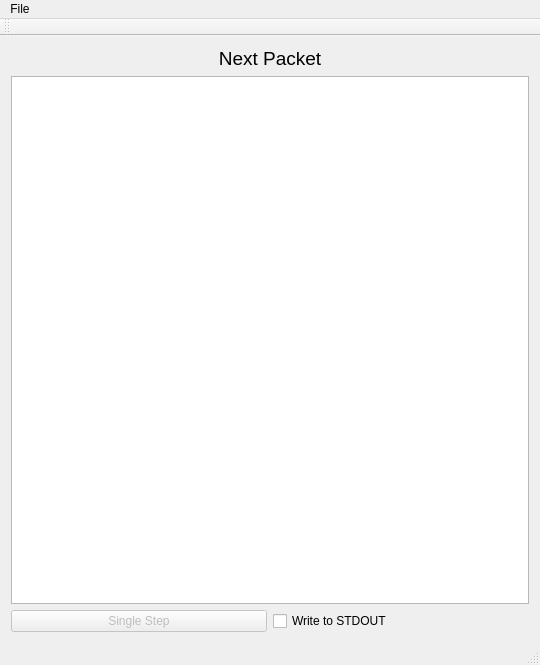
This is tools/QParser/mainwindow.ui in ADARA-Neutrons/adara as Qt 5 draws it before an edit. The edited form follows.
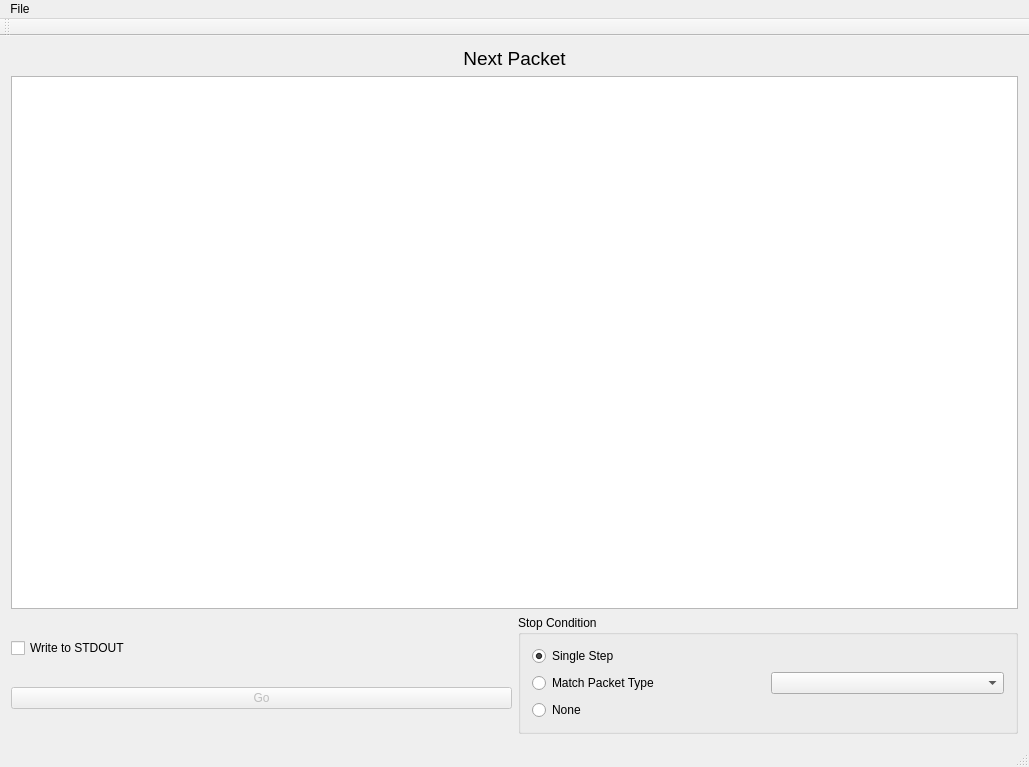
This is the edited form.

Commit message:
Adding more functionality to QParser
Can now run until a particular packet type.  Also, end-of-file detection
works (at least for real disk files.  In some other cases, it can
probably be fooled.)

Diff of the .ui file:
```diff
--- a/tools/QParser/mainwindow.ui
+++ b/tools/QParser/mainwindow.ui
@@ -9,20 +9,15 @@
    <rect>
     <x>0</x>
     <y>0</y>
-    <width>540</width>
-    <height>665</height>
+    <width>1029</width>
+    <height>767</height>
    </rect>
   </property>
   <property name="windowTitle">
    <string>MainWindow</string>
   </property>
   <widget class="QWidget" name="centralWidget">
-   <layout class="QGridLayout" name="gridLayout">
-    <item row="0" column="0">
-     <layout class="QVBoxLayout" name="verticalLayout">
-      <property name="sizeConstraint">
-       <enum>QLayout::SetMinimumSize</enum>
-      </property>
+   <layout class="QVBoxLayout" name="verticalLayout_3">
       <item>
        <widget class="QLabel" name="label">
         <property name="font">
@@ -46,17 +41,9 @@
        </widget>
       </item>
       <item>
-       <layout class="QHBoxLayout" name="horizontalLayout">
+     <layout class="QHBoxLayout" name="horizontalLayout_2">
         <item>
-         <widget class="QPushButton" name="stepBtn">
-          <property name="enabled">
-           <bool>false</bool>
-          </property>
-          <property name="text">
-           <string>Single Step</string>
-          </property>
-         </widget>
-        </item>
+       <layout class="QVBoxLayout" name="verticalLayout_2">
         <item>
          <widget class="QCheckBox" name="stdoutChk">
           <property name="text">
@@ -64,8 +51,58 @@
           </property>
          </widget>
         </item>
+        <item>
+         <widget class="QPushButton" name="goBtn">
+          <property name="enabled">
+           <bool>false</bool>
+          </property>
+          <property name="text">
+           <string>Go</string>
+          </property>
+         </widget>
+        </item>
        </layout>
       </item>
+      <item>
+       <widget class="QGroupBox" name="groupBox">
+        <property name="title">
+         <string>Stop Condition</string>
+        </property>
+        <layout class="QVBoxLayout" name="verticalLayout">
+         <item>
+          <widget class="QRadioButton" name="oneStepRB">
+           <property name="text">
+            <string>Single Step</string>
+           </property>
+           <property name="checked">
+            <bool>true</bool>
+           </property>
+          </widget>
+         </item>
+         <item>
+          <layout class="QHBoxLayout" name="horizontalLayout">
+           <item>
+            <widget class="QRadioButton" name="pktTypeRB">
+             <property name="text">
+              <string>Match Packet Type</string>
+             </property>
+            </widget>
+           </item>
+           <item>
+            <widget class="QComboBox" name="pktTypeCombo"/>
+           </item>
+          </layout>
+         </item>
+         <item>
+          <widget class="QRadioButton" name="noStopRB">
+           <property name="text">
+            <string>None</string>
+           </property>
+          </widget>
+         </item>
+        </layout>
+       </widget>
+      </item>
      </layout>
     </item>
    </layout>
@@ -75,7 +112,7 @@
     <rect>
      <x>0</x>
      <y>0</y>
-     <width>540</width>
+     <width>1029</width>
      <height>21</height>
     </rect>
    </property>
```
Left out of the diff: 6 changed lines with no effect on the pictures. Lines whose indentation alone changed are shown as unchanged. The commit also changes 2 other files.
